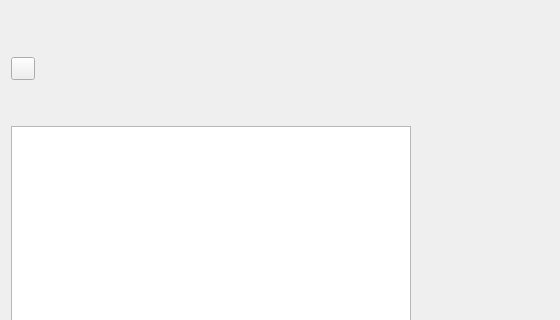
CountRucula/matrix-app, file src/qt/design-files/sidebar.ui: the form before one commit; both pictures show x 0 to 560 and y 0 to 320 of the 800 by 480 pixel window.
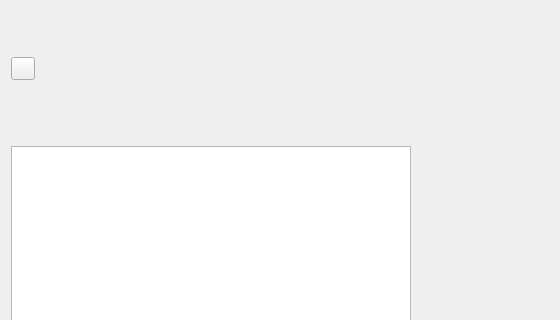
The form after the commit.

```diff
--- a/src/qt/design-files/sidebar.ui
+++ b/src/qt/design-files/sidebar.ui
@@ -136,7 +136,7 @@
        <property name="sizeHint" stdset="0">
         <size>
          <width>20</width>
-         <height>40</height>
+         <height>60</height>
         </size>
        </property>
       </spacer>
```
